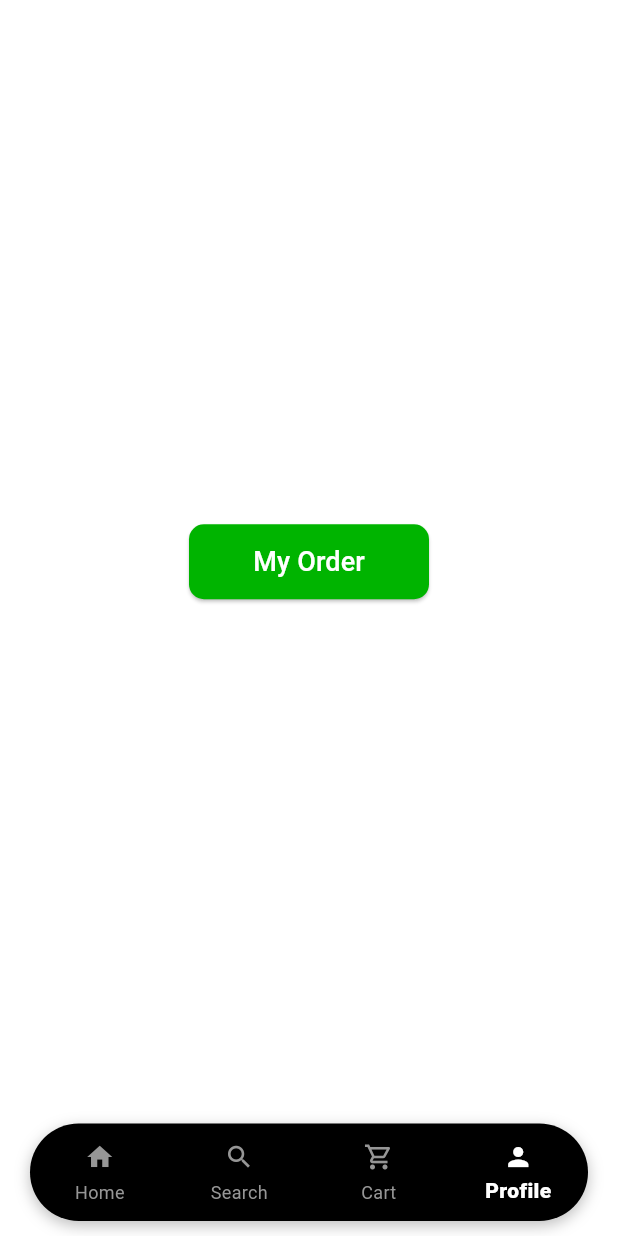
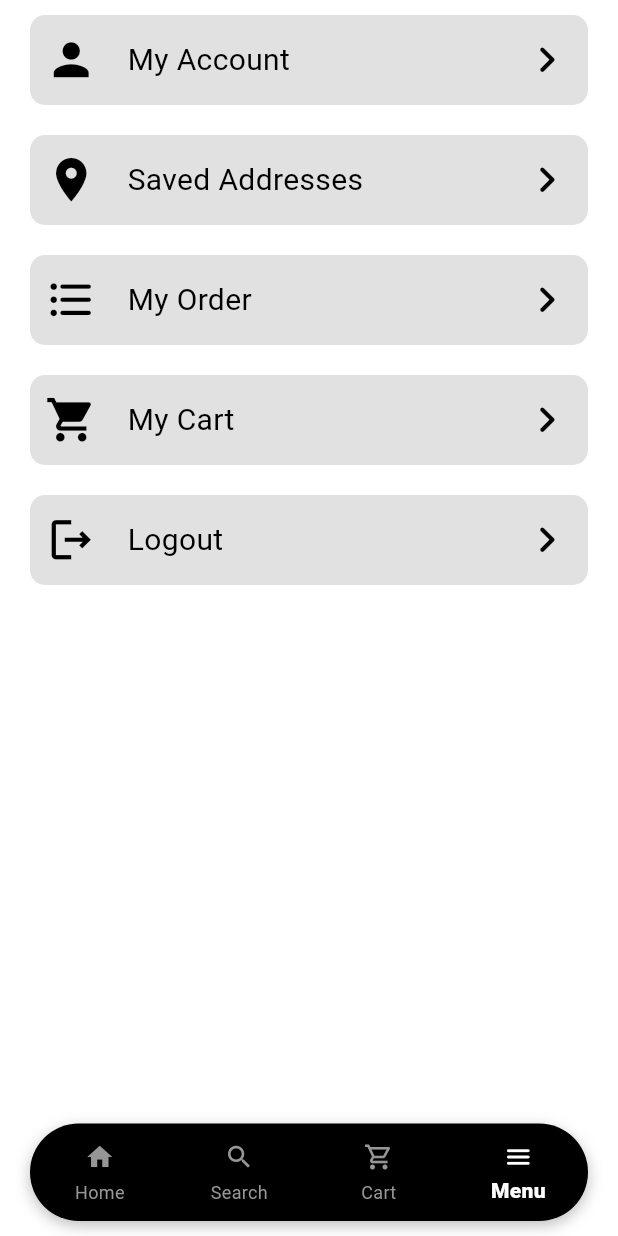
Before and after one commit to RathodJay15/Marketly, a Flutter app: the screen it shows once a user with an empty profile is signed in, item 4 of the bottom bar chosen, on a phone screen of 412 x 824 dp. Run offline on Flutter 3.47's test engine with Material 3 defaults, Android fonts, the light colour scheme and no system bars; our stand-ins replace cached_network_image, carousel_slider, cloud_firestore, firebase_auth, firebase_core, flutter_rating_bar and 1 more; missing offline and left inert: another_stepper; accounts and stored records are empty; generated files the repository leaves out were written again.

Commit message:
created menu screen

```diff
--- a/lib/core/constants/app_constansts.dart
+++ b/lib/core/constants/app_constansts.dart
@@ -8,7 +8,7 @@ class AppConstants {
   static const String search = "Search";
   static const String cart = "Cart";
   static const String cartProducts = "Cart Products";
-  static const String profile = "Profile";
+  static const String menu = "Menu";
   static const String ourProducts = "Our Products";
   static const String seeAll = "See all";
 
--- a/lib/presentation/user/home_screen.dart
+++ b/lib/presentation/user/home_screen.dart
@@ -5,7 +5,7 @@ import 'package:marketly/core/constants/app_constansts.dart';
 import 'package:marketly/data/services/auth_service.dart';
 import 'package:marketly/presentation/user/cart_screen.dart';
 import 'package:marketly/presentation/user/home_screen_body.dart';
-import 'package:marketly/presentation/user/profile_screen.dart';
+import 'package:marketly/presentation/user/menu_screen.dart';
 import 'package:marketly/presentation/user/search_products_screen.dart';
 import 'package:marketly/providers/cart_provider.dart';
 import 'package:marketly/providers/navigation_provider.dart';
@@ -75,7 +75,7 @@ class _homeScreenState extends State<HomeScreen>
             HomeScreenBody(),
             SearchProductsScreen(),
             CartScreen(),
-            ProfileScreen(),
+            MenuScreen(),
           ],
         ),
       ),
@@ -143,9 +143,9 @@ class _homeScreenState extends State<HomeScreen>
                     BottomNavigationBarItem(
                       icon: Padding(
                         padding: EdgeInsets.only(top: 2, bottom: 2),
-                        child: Icon(Icons.person, size: 20),
+                        child: Icon(Icons.menu_rounded, size: 20),
                       ),
-                      label: AppConstants.profile,
+                      label: AppConstants.menu,
                     ),
                   ],
                 ),
--- a/lib/presentation/user/home_screen_body.dart
+++ b/lib/presentation/user/home_screen_body.dart
@@ -113,6 +113,7 @@ class _homeScreenBodyState extends State<HomeScreenBody> {
           onTap: () async {
             await AuthService().logout(); // Firebase session
             context.read<UserProvider>().clearUser(); // App state
+            context.read<CartProvider>().stopListening();
           },
           child: Container(
             height: 50,
--- /dev/null
+++ b/lib/presentation/user/menu_screen.dart
@@ -0,0 +1,107 @@
+import 'package:flutter/material.dart';
+import 'package:marketly/data/services/auth_service.dart';
+import 'package:marketly/presentation/user/orders/my_orders_screen.dart';
+import 'package:marketly/providers/cart_provider.dart';
+import 'package:marketly/providers/navigation_provider.dart';
+import 'package:marketly/providers/user_provider.dart';
+import 'package:provider/provider.dart';
+
+class MenuScreen extends StatefulWidget {
+  const MenuScreen({super.key});
+  @override
+  State<StatefulWidget> createState() => _menuScreenState();
+}
+
+class _menuScreenState extends State<MenuScreen> {
+  void goToMyOrders() {
+    Navigator.push(
+      context,
+      MaterialPageRoute(builder: (_) => MyOrdersScreen()),
+    );
+  }
+
+  void goToMyAccount() {
+    Navigator.push(
+      context,
+      MaterialPageRoute(builder: (_) => MyOrdersScreen()),
+    );
+  }
+
+  void goToCart() {
+    Provider.of<NavigationProvider>(context, listen: false).setScreenIndex(2);
+  }
+
+  void goToMyAddresses() {
+    Navigator.push(
+      context,
+      MaterialPageRoute(builder: (_) => MyOrdersScreen()),
+    );
+  }
+
+  void logout() async {
+    await AuthService().logout(); // Firebase session
+    context.read<UserProvider>().clearUser(); // App state
+    context.read<CartProvider>().stopListening();
+  }
+
+  @override
+  Widget build(BuildContext context) {
+    return Column(
+      mainAxisAlignment: MainAxisAlignment.start,
+      crossAxisAlignment: CrossAxisAlignment.start,
+      children: [
+        _buildTile(goToMyAccount, Icons.person, 'My Account'),
+        _buildTile(goToMyAddresses, Icons.location_on, 'Saved Addresses'),
+        _buildTile(
+          goToMyOrders,
+          Icons.format_list_bulleted_rounded,
+          'My Order',
+        ),
+        _buildTile(goToCart, Icons.shopping_cart, 'My Cart'),
+        _buildTile(logout, Icons.logout_outlined, 'Logout'),
+      ],
+    );
+  }
+
+  Widget _buildTile(VoidCallback onTap, IconData icon, String label) {
+    return Padding(
+      padding: const EdgeInsets.symmetric(horizontal: 20, vertical: 10),
+      child: GestureDetector(
+        onTap: onTap,
+        child: Container(
+          padding: EdgeInsets.all(10),
+          height: 60,
+          decoration: BoxDecoration(
+            color: Theme.of(context).colorScheme.onSecondaryContainer,
+            borderRadius: BorderRadius.circular(10),
+          ),
+          child: Row(
+            mainAxisAlignment: MainAxisAlignment.start,
+            crossAxisAlignment: CrossAxisAlignment.center,
+            children: [
+              Icon(
+                icon,
+                color: Theme.of(context).colorScheme.onInverseSurface,
+                size: 35,
+              ),
+              SizedBox(width: 20),
+              Text(
+                label,
+                style: TextStyle(
+                  color: Theme.of(context).colorScheme.onInverseSurface,
+                  fontSize: 20,
+                ),
+              ),
+              Spacer(),
+              Icon(
+                Icons.chevron_right_rounded,
+                color: Theme.of(context).colorScheme.onInverseSurface,
+                size: 35,
+              ),
+            ],
+          ),
+        ),
+      ),
+    );
+  }
+}
--- a/lib/presentation/user/profile_screen.dart
+++ /dev/null
@@ -1,41 +0,0 @@
-import 'package:flutter/material.dart';
-import 'package:marketly/presentation/user/orders/my_orders_screen.dart';
-
-class ProfileScreen extends StatefulWidget {
-  const ProfileScreen({super.key});
-  @override
-  State<StatefulWidget> createState() => _ProfileScreenState();
-}
-
-class _ProfileScreenState extends State<ProfileScreen> {
-  @override
-  Widget build(BuildContext context) {
-    return Center(
-      child: SizedBox(
-        width: 160,
-        child: ElevatedButton(
-          onPressed: () {
-            Navigator.push(
-              context,
-              MaterialPageRoute(builder: (_) => MyOrdersScreen()),
-            );
-          },
-          style: ElevatedButton.styleFrom(
-            backgroundColor: Theme.of(context).colorScheme.onSecondary,
-            minimumSize: const Size(double.infinity, 50),
-            shape: RoundedRectangleBorder(
-              borderRadius: BorderRadius.circular(10),
-            ),
-          ),
-          child: Text(
-            'My Order',
-            style: TextStyle(
-              fontSize: 18,
-              color: Theme.of(context).colorScheme.primary,
-            ),
-          ),
-        ),
-      ),
-    );
-  }
-}
```
